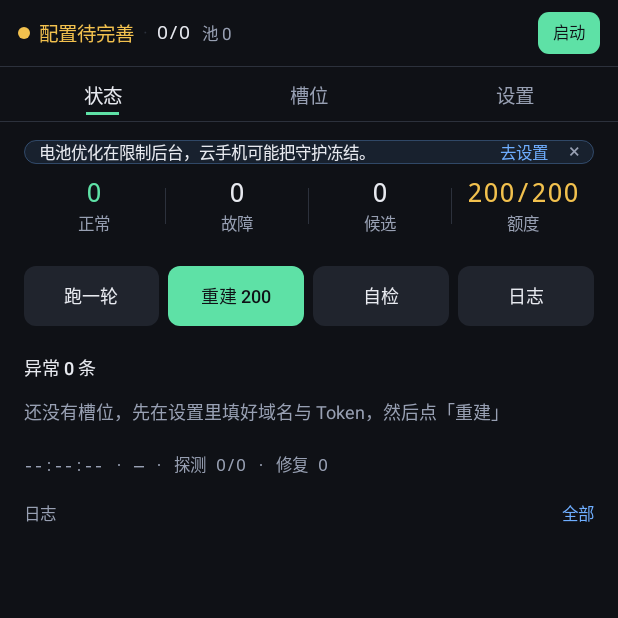
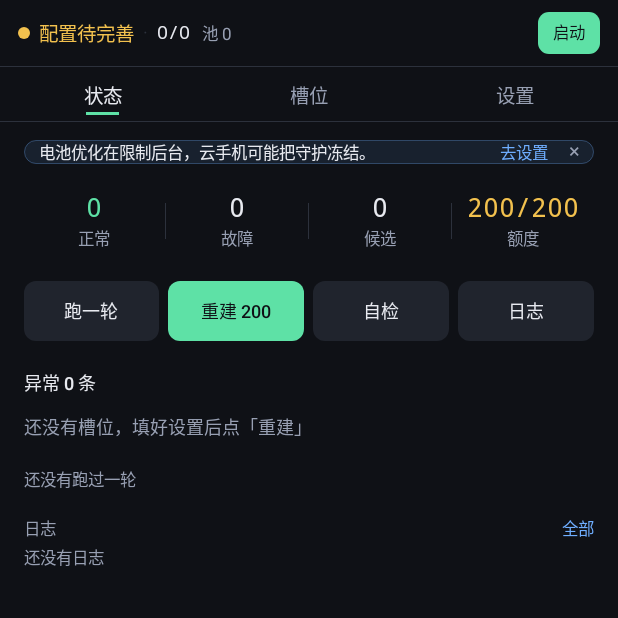
Before and after one commit to w243420707/dns-domain-ip-check, an Android app: the screen it shows after launch (MainActivity), on a phone screen of 412 x 824 dp, the top half of it. Run offline under Robolectric (Android 15) with nearby library versions, the phone set to English and light mode, and no system bars.

Commit message:
fix: 2.0.1 真机回归修的四处 + 自适应图标
在 MuMu（Android 12, 1080x1920）实装后逐页核对，修掉：
- 日志重启后为空：LogRing 启动时从 cycle.log 尾部恢复最近 300 条
- 数字带额度格 200/200 顶到分隔线：改 autoSize 11-18sp
- 槽位故障行「— ×2」粘连：失败次数加 8dp 间隔
- Cloudflare 组头把正常条数当额度：改为 N/上限
图标改为自适应图标（v26/v33 含 monochrome）+ roundIcon，删除旧 layer-list
日志箭头 → 改 -> ，避免被渲染成彩色 emoji

```diff
--- a/app/build.gradle.kts
+++ b/app/build.gradle.kts
@@ -1,7 +1,7 @@
 import java.util.Properties
 
-val appVersionName = "2.0.0"
-val appVersionCode = 2
+val appVersionName = "2.0.1"
+val appVersionCode = 3
 
 val ksProps = Properties().apply {
     val f = rootProject.file("keystore.properties")
--- a/app/src/main/AndroidManifest.xml
+++ b/app/src/main/AndroidManifest.xml
@@ -13,7 +13,8 @@
     <application
         android:name=".App"
         android:allowBackup="false"
-        android:icon="@drawable/ic_launcher"
+        android:icon="@mipmap/ic_launcher"
+        android:roundIcon="@mipmap/ic_launcher"
         android:label="@string/app_name"
         android:supportsRtl="true"
         android:theme="@style/Theme.DnsPool"
--- a/app/src/main/java/io/github/w243420707/dnspool/Engine.kt
+++ b/app/src/main/java/io/github/w243420707/dnspool/Engine.kt
@@ -234,7 +234,7 @@ class PollEngine(private val repo: StateRepository) {
                     zoneId, recordId,
                     CfRecordPatch(content = cand.ip, comment = comment, ttl = s.ttlSec)
                 )
-                log.add("I", "槽位 ${slot.index} ${slot.name}：${slot.ip ?: "-"} → ${cand.ip}（${verify.avgRttMs}ms）")
+                log.add("I", "槽位 ${slot.index} ${slot.name}：${slot.ip ?: "-"} -> ${cand.ip}（${verify.avgRttMs}ms）")
                 slot.copy(
                     ip = cand.ip, comment = comment, state = SlotState.OK,
                     consecutiveFailures = 0, lastProbeAt = now, lastOkAt = now,
--- a/app/src/main/java/io/github/w243420707/dnspool/Store.kt
+++ b/app/src/main/java/io/github/w243420707/dnspool/Store.kt
@@ -105,6 +105,22 @@ class JsonStore(private val dir: File) {
 class LogRing(private val dir: File, private val memoryLimit: Int = 300) {
     private val memory = ArrayDeque<LogEntry>()
     private val maxBytes = 512 * 1024L
+
+    init {
+        // 进程重启后把磁盘上的尾部日志捞回内存，否则「日志」页在新进程里永远是空的
+        runCatching {
+            val f = File(dir, "cycle.log")
+            if (f.exists()) {
+                f.readLines().takeLast(memoryLimit).forEach { line ->
+                    val parts = line.split(' ', limit = 3)
+                    val at = parts.getOrNull(0)?.toLongOrNull()
+                    if (parts.size == 3 && at != null) {
+                        memory.addLast(LogEntry(at, parts[1], parts[2]))
+                    }
+                }
+            }
+        }
+    }
 
     @Synchronized
     fun add(level: String, text: String) {
--- a/app/src/main/java/io/github/w243420707/dnspool/ui/SettingsPage.kt
+++ b/app/src/main/java/io/github/w243420707/dnspool/ui/SettingsPage.kt
@@ -105,7 +105,7 @@ class SettingsPage(private val activity: MainActivity) : Page {
 
     private fun summary(index: Int, s: AppSettings, ok: Int): String = when (index) {
         0 -> "${PortParser.format(s.ports).ifEmpty { "端口未填" }} · N=${s.slotCount}"
-        1 -> "${if (s.cfToken.isBlank()) "Token 未填" else "Token 已填"} · $ok/${s.recordLimit}"
+        1 -> "${if (s.cfToken.isBlank()) "Token 未填" else "Token 已填"} · ${s.slotCount}/${s.recordLimit}"
         else -> "并发 ${s.probeConcurrency} · 超时 ${s.connectTimeoutMs}ms"
     }
 
--- a/app/src/main/java/io/github/w243420707/dnspool/ui/SlotAdapter.kt
+++ b/app/src/main/java/io/github/w243420707/dnspool/ui/SlotAdapter.kt
@@ -73,7 +73,9 @@ class SlotAdapter(
             fail = ctx.para("", Dimens.LABEL, R.color.danger).apply {
                 gravity = Gravity.CENTER_VERTICAL
                 visibility = View.GONE
+                // 和左边的「—」留出间隔，否则会读成「—×2」一个词
                 layoutParams = LinearLayout.LayoutParams(ViewGroup.LayoutParams.WRAP_CONTENT, ViewGroup.LayoutParams.MATCH_PARENT)
+                    .apply { marginStart = ctx.dp(8) }
             }
             row.addView(dot)
             row.addView(idx)
--- a/app/src/main/java/io/github/w243420707/dnspool/ui/SlotsPage.kt
+++ b/app/src/main/java/io/github/w243420707/dnspool/ui/SlotsPage.kt
@@ -179,7 +179,7 @@ class SlotsPage(private val activity: MainActivity) : Page {
             rv.visibility = View.GONE
             emptyText.visibility = View.VISIBLE
             emptyText.setTextIfChanged(
-                if (totalCount == 0) "还没有槽位，先在设置里填好域名与 Token，然后点「重建」"
+                if (totalCount == 0) "还没有槽位，填好设置后点「重建」"
                 else "这个筛选下没有槽位"
             )
         } else {
--- a/app/src/main/java/io/github/w243420707/dnspool/ui/StatusPage.kt
+++ b/app/src/main/java/io/github/w243420707/dnspool/ui/StatusPage.kt
@@ -3,12 +3,14 @@ package io.github.w243420707.dnspool.ui
 import android.graphics.Typeface
 import android.os.PowerManager
 import android.text.TextUtils
+import android.util.TypedValue
 import android.view.Gravity
 import android.view.View
 import android.view.ViewGroup
 import android.widget.LinearLayout
 import android.widget.ScrollView
 import android.widget.TextView
+import androidx.core.widget.TextViewCompat
 import io.github.w243420707.dnspool.Dimens
 import io.github.w243420707.dnspool.Host
 import io.github.w243420707.dnspool.MainActivity
@@ -80,7 +82,7 @@ class StatusPage(private val activity: MainActivity) : Page {
         scroll.addView(box)
 
         tipsBar = buildTips()
-        box.addView(tipsBar, h(-2))
+        box.addView(tipsBar, h(-2).apply { bottomMargin = ctx.dp(10) })
         box.addView(buildBand(), h(ctx.dp(Dimens.BAND_H)))
         box.addView(ctx.vSpace(12))
         box.addView(buildActions(), h(ctx.dp(Dimens.ACT_H)))
@@ -170,7 +172,15 @@ class StatusPage(private val activity: MainActivity) : Page {
                 orientation = LinearLayout.VERTICAL
                 gravity = Gravity.CENTER
             }
-            val value = ctx.monoPara("—", Dimens.NUM, R.color.text).apply { gravity = Gravity.CENTER }
+            val value = ctx.monoPara("—", Dimens.NUM, R.color.text).apply {
+                gravity = Gravity.CENTER
+                setPadding(ctx.dp(2), 0, ctx.dp(2), 0)
+                maxLines = 1
+            }
+            // 额度格可能是 2000/1000 这种长串，按格宽自动缩字号，避免顶到分隔线
+            TextViewCompat.setAutoSizeTextTypeUniformWithConfiguration(
+                value, 11, 18, 1, TypedValue.COMPLEX_UNIT_SP
+            )
             val caption = ctx.para(label, Dimens.LABEL, R.color.sub).apply {
                 gravity = Gravity.CENTER
                 setPadding(0, ctx.dp(1), 0, 0)
@@ -350,7 +360,7 @@ class StatusPage(private val activity: MainActivity) : Page {
         when {
             snap.total == 0 -> {
                 allOkLine.visibility = View.VISIBLE
-                allOkLine.setTextIfChanged("还没有槽位，先在设置里填好域名与 Token，然后点「重建」")
+                allOkLine.setTextIfChanged("还没有槽位，填好设置后点「重建」")
             }
             bad.isEmpty() -> {
                 allOkLine.visibility = View.VISIBLE
@@ -363,16 +373,25 @@ class StatusPage(private val activity: MainActivity) : Page {
         val st = snap.stats
         val dur = if (rs.lastCycleMs > 0) rs.lastCycleMs else (st?.durationMs ?: 0L)
         val durText = if (dur > 0) String.format(Locale.CHINA, "%.1fs", dur / 1000.0) else "—"
-        val clock = if (rs.lastCycleAt > 0) fmtClock(rs.lastCycleAt) else "--:--:--"
         summaryLine.setTextIfChanged(
-            "$clock · $durText · 探测 ${st?.ipsProbed ?: 0}/${st?.ipsPassed ?: 0} · 修复 ${st?.repairs ?: 0}"
+            if (rs.lastCycleAt <= 0 && st == null) {
+                "还没有跑过一轮"
+            } else {
+                val clock = fmtClock(rs.lastCycleAt)
+                "$clock · $durText · 探测 ${st?.ipsProbed ?: 0}/${st?.ipsPassed ?: 0} · 修复 ${st?.repairs ?: 0}"
+            }
         )
 
         val logs = snap.logs.reversed()
         logLines.forEachIndexed { i, line ->
             val entry = logs.getOrNull(i)
             if (entry == null) {
-                line.visibility = View.GONE
+                // 空态落在第一行，不留大片空白
+                line.visibility = if (i == 0) View.VISIBLE else View.GONE
+                if (i == 0) {
+                    line.setTextIfChanged("还没有日志")
+                    line.setTextColorIfChanged(ctx.color(R.color.sub))
+                }
             } else {
                 line.visibility = View.VISIBLE
                 line.setTextIfChanged("${fmtClock(entry.at)} ${entry.text}")
--- /dev/null
+++ b/app/src/main/res/mipmap-anydpi-v26/ic_launcher.xml
@@ -0,0 +1,5 @@
+<?xml version="1.0" encoding="utf-8"?>
+<adaptive-icon xmlns:android="http://schemas.android.com/apk/res/android">
+    <background android:drawable="@color/ic_launcher_background" />
+    <foreground android:drawable="@drawable/ic_launcher_foreground" />
+</adaptive-icon>
--- /dev/null
+++ b/app/src/main/res/mipmap-anydpi-v33/ic_launcher.xml
@@ -0,0 +1,6 @@
+<?xml version="1.0" encoding="utf-8"?>
+<adaptive-icon xmlns:android="http://schemas.android.com/apk/res/android">
+    <background android:drawable="@color/ic_launcher_background" />
+    <foreground android:drawable="@drawable/ic_launcher_foreground" />
+    <monochrome android:drawable="@drawable/ic_launcher_monochrome" />
+</adaptive-icon>
--- a/app/src/main/res/drawable/ic_launcher.xml
+++ b/app/src/main/res/mipmap-anydpi/ic_launcher.xml
@@ -2,13 +2,13 @@
 <layer-list xmlns:android="http://schemas.android.com/apk/res/android">
     <item>
         <shape android:shape="rectangle">
-            <solid android:color="#12151C" />
+            <solid android:color="@color/ic_launcher_background" />
             <corners android:radius="18dp" />
         </shape>
     </item>
     <item android:right="14dp" android:top="14dp" android:left="14dp" android:bottom="14dp">
         <shape android:shape="oval">
-            <solid android:color="#5EE1A6" />
+            <solid android:color="@color/accent" />
         </shape>
     </item>
 </layer-list>
--- a/app/src/main/res/values/colors.xml
+++ b/app/src/main/res/values/colors.xml
@@ -10,4 +10,5 @@
     <color name="warn">#F2C14E</color>
     <color name="danger">#F2605C</color>
     <color name="info">#6FAEFF</color>
+    <color name="ic_launcher_background">#12151C</color>
 </resources>
```
Also changed, not shown: app/src/main/res/drawable/ic_launcher_foreground.xml (added, +11 -0 lines), app/src/main/res/drawable/ic_launcher_monochrome.xml (added, +10 -0 lines), 1 other file.
